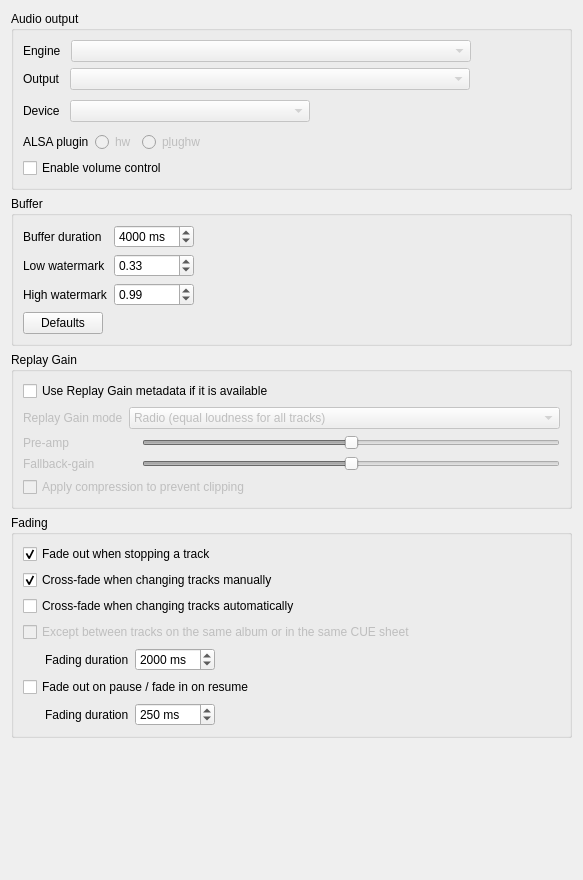
Before: the Qt Designer form src/settings/backendsettingspage.ui in strawberrymusicplayer/strawberry, drawn with Qt 5.
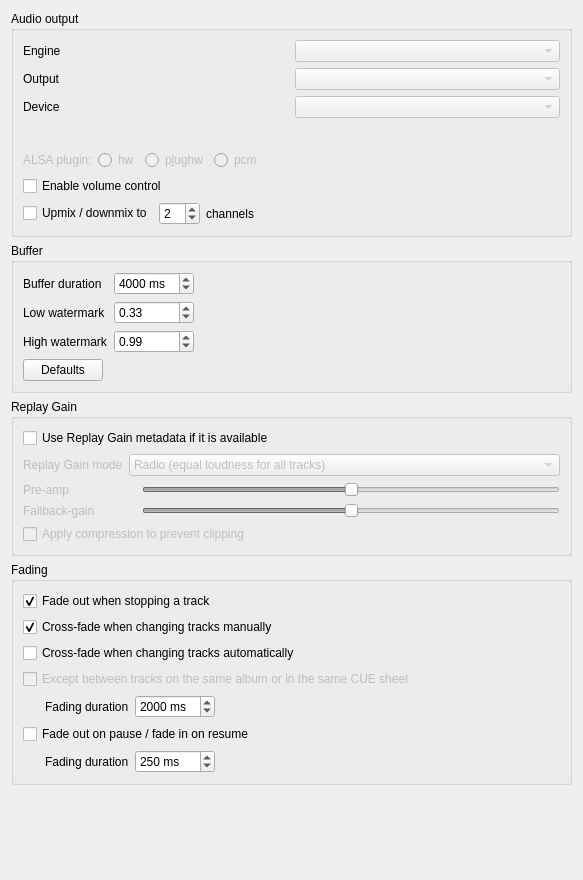
After: the same form once the commit is applied. Custom widgets are drawn as their Qt base class.

Commit message:
Add ALSA PCM devices and option to set channels
Fixes #262

Patch:
```diff
--- a/src/settings/backendsettingspage.ui
+++ b/src/settings/backendsettingspage.ui
@@ -21,125 +21,23 @@
      </property>
      <layout class="QVBoxLayout" name="layout_audio_output">
       <item>
-       <layout class="QHBoxLayout" name="layout_engine">
-        <property name="spacing">
-         <number>10</number>
-        </property>
-        <item>
-         <widget class="QLabel" name="label_engine">
-          <property name="text">
-           <string>Engine</string>
-          </property>
-         </widget>
-        </item>
-        <item>
-         <widget class="QComboBox" name="combobox_engine">
-          <property name="enabled">
-           <bool>false</bool>
-          </property>
-          <property name="minimumSize">
-           <size>
-            <width>400</width>
-            <height>0</height>
-           </size>
-          </property>
-         </widget>
-        </item>
-        <item>
-         <spacer name="spacer_engine">
-          <property name="orientation">
-           <enum>Qt::Horizontal</enum>
-          </property>
-          <property name="sizeHint" stdset="0">
-           <size>
-            <width>0</width>
-            <height>0</height>
-           </size>
-          </property>
-         </spacer>
-        </item>
-       </layout>
-      </item>
-      <item>
-       <layout class="QHBoxLayout" name="layout_output">
-        <property name="spacing">
-         <number>10</number>
-        </property>
-        <item>
-         <widget class="QLabel" name="label_output">
-          <property name="text">
-           <string>Output</string>
-          </property>
-         </widget>
-        </item>
-        <item>
-         <widget class="QComboBox" name="combobox_output">
-          <property name="enabled">
-           <bool>false</bool>
-          </property>
-          <property name="minimumSize">
-           <size>
-            <width>400</width>
-            <height>0</height>
-           </size>
-          </property>
-         </widget>
-        </item>
-        <item>
-         <spacer name="spacer_output">
-          <property name="orientation">
-           <enum>Qt::Horizontal</enum>
-          </property>
-          <property name="sizeHint" stdset="0">
-           <size>
-            <width>0</width>
-            <height>0</height>
-           </size>
-          </property>
-         </spacer>
-        </item>
-       </layout>
-      </item>
-      <item>
-       <layout class="QHBoxLayout" name="layout_device">
-        <property name="spacing">
-         <number>10</number>
-        </property>
-        <item>
+       <layout class="QGridLayout" name="layout_engine_output_device">
+        <item row="4" column="0">
          <widget class="QLabel" name="label_device">
           <property name="text">
            <string>Device</string>
           </property>
          </widget>
         </item>
-        <item>
-         <widget class="QComboBox" name="combobox_device">
-          <property name="enabled">
-           <bool>false</bool>
-          </property>
-          <property name="minimumSize">
-           <size>
-            <width>240</width>
-            <height>0</height>
-           </size>
-          </property>
-         </widget>
-        </item>
-        <item>
+        <item row="5" column="1">
          <widget class="LineEdit" name="lineedit_device" native="true">
           <property name="enabled">
-           <bool>false</bool>
+           <bool>true</bool>
           </property>
           <property name="minimumSize">
            <size>
-            <width>90</width>
-            <height>30</height>
-           </size>
-          </property>
-          <property name="maximumSize">
-           <size>
-            <width>160</width>
-            <height>16777215</height>
+            <width>0</width>
+            <height>20</height>
            </size>
           </property>
           <property name="hint" stdset="0">
@@ -147,23 +45,48 @@
           </property>
          </widget>
         </item>
-        <item>
-         <spacer name="spacer_device">
-          <property name="orientation">
-           <enum>Qt::Horizontal</enum>
+        <item row="3" column="1">
+         <widget class="QComboBox" name="combobox_output">
+          <property name="enabled">
+           <bool>false</bool>
           </property>
-          <property name="sizeHint" stdset="0">
-           <size>
-            <width>0</width>
-            <height>0</height>
-           </size>
+         </widget>
+        </item>
+        <item row="3" column="0">
+         <widget class="QLabel" name="label_output">
+          <property name="text">
+           <string>Output</string>
           </property>
-         </spacer>
+         </widget>
+        </item>
+        <item row="4" column="1">
+         <widget class="QComboBox" name="combobox_device">
+          <property name="enabled">
+           <bool>false</bool>
+          </property>
+         </widget>
+        </item>
+        <item row="0" column="1">
+         <widget class="QComboBox" name="combobox_engine">
+          <property name="enabled">
+           <bool>false</bool>
+          </property>
+         </widget>
+        </item>
+        <item row="0" column="0">
+         <widget class="QLabel" name="label_engine">
+          <property name="text">
+           <string>Engine</string>
+          </property>
+         </widget>
         </item>
        </layout>
       </item>
       <item>
        <widget class="QWidget" name="widget_alsa_plugin" native="true">
+        <property name="enabled">
+         <bool>false</bool>
+        </property>
         <layout class="QHBoxLayout" name="layout_alsa_plugin">
          <property name="leftMargin">
           <number>0</number>
@@ -180,7 +103,7 @@
          <item>
           <widget class="QLabel" name="label_alsaplugin">
            <property name="text">
-            <string>ALSA plugin</string>
+            <string>ALSA plugin:</string>
            </property>
           </widget>
          </item>
@@ -204,6 +127,16 @@
            </property>
           </widget>
          </item>
+         <item>
+          <widget class="QRadioButton" name="radiobutton_alsa_pcm">
+           <property name="enabled">
+            <bool>false</bool>
+           </property>
+           <property name="text">
+            <string>pcm</string>
+           </property>
+          </widget>
+         </item>
          <item>
           <spacer name="spacer_alsaplugin">
            <property name="orientation">
@@ -227,6 +160,82 @@
         </property>
        </widget>
       </item>
+      <item>
+       <widget class="QWidget" name="widget_channels_enabled" native="true">
+        <layout class="QHBoxLayout" name="horizontalLayout">
+         <property name="leftMargin">
+          <number>0</number>
+         </property>
+         <property name="topMargin">
+          <number>0</number>
+         </property>
+         <property name="rightMargin">
+          <number>0</number>
+         </property>
+         <property name="bottomMargin">
+          <number>0</number>
+         </property>
+         <item>
+          <widget class="QCheckBox" name="checkbox_channels">
+           <property name="text">
+            <string>Upmix / downmix to</string>
+           </property>
+          </widget>
+         </item>
+         <item>
+          <widget class="QWidget" name="widget_channels" native="true">
+           <layout class="QHBoxLayout" name="horizontalLayout_3">
+            <property name="leftMargin">
+             <number>0</number>
+            </property>
+            <property name="topMargin">
+             <number>0</number>
+            </property>
+            <property name="rightMargin">
+             <number>0</number>
+            </property>
+            <property name="bottomMargin">
+             <number>0</number>
+            </property>
+            <item>
+             <widget class="QSpinBox" name="spinbox_channels">
+              <property name="minimum">
+               <number>1</number>
+              </property>
+              <property name="maximum">
+               <number>20</number>
+              </property>
+              <property name="value">
+               <number>2</number>
+              </property>
+             </widget>
+            </item>
+            <item>
+             <widget class="QLabel" name="label_channels">
+              <property name="text">
+               <string>channels</string>
+              </property>
+             </widget>
+            </item>
+           </layout>
+          </widget>
+         </item>
+         <item>
+          <spacer name="spacer_channels">
+           <property name="orientation">
+            <enum>Qt::Horizontal</enum>
+           </property>
+           <property name="sizeHint" stdset="0">
+            <size>
+             <width>40</width>
+             <height>20</height>
+            </size>
+           </property>
+          </spacer>
+         </item>
+        </layout>
+       </widget>
+      </item>
      </layout>
     </widget>
    </item>
```
Left out of the diff: 11 changed lines with no effect on the pictures. The commit also changes 11 other files.
